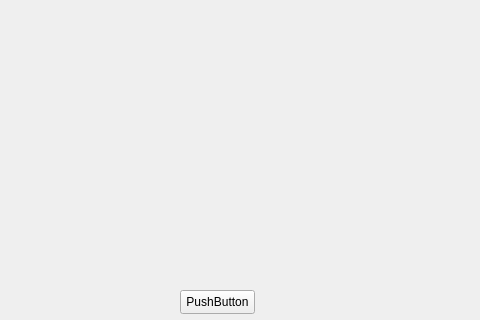
First picture: the form in LS3/mainwindow.ui, repository MartinLick/2025_LF3_LS3, before the edit; both pictures show x 0 to 480 and y 0 to 320 of the 800 by 600 pixel window.
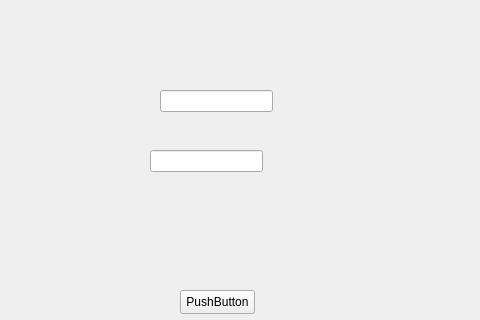
Second picture: the form after the edit.

Commit message: Push Button erstellt - 2 Textfelder erstellt

Diff of the .ui file:
```diff
--- a/LS3/mainwindow.ui
+++ b/LS3/mainwindow.ui
@@ -27,6 +27,32 @@
      <string>PushButton</string>
     </property>
    </widget>
+   <widget class="QLineEdit" name="lineEdit">
+    <property name="geometry">
+     <rect>
+      <x>160</x>
+      <y>90</y>
+      <width>113</width>
+      <height>22</height>
+     </rect>
+    </property>
+    <property name="text">
+     <string/>
+    </property>
+   </widget>
+   <widget class="QLineEdit" name="lineEdit_2">
+    <property name="geometry">
+     <rect>
+      <x>150</x>
+      <y>150</y>
+      <width>113</width>
+      <height>22</height>
+     </rect>
+    </property>
+    <property name="text">
+     <string/>
+    </property>
+   </widget>
   </widget>
   <widget class="QMenuBar" name="menubar">
    <property name="geometry">
```
The commit also changes 3 other files.
